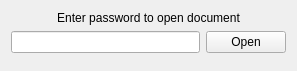
Qt form ProjPad/PasswordDialog.ui (sergrt/ProjPad) before a commit.
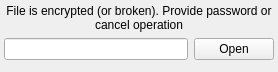
The same form after that commit.

What changed in the file:
```diff
--- a/ProjPad/PasswordDialog.ui
+++ b/ProjPad/PasswordDialog.ui
@@ -6,22 +6,40 @@
    <rect>
     <x>0</x>
     <y>0</y>
-    <width>297</width>
-    <height>71</height>
+    <width>278</width>
+    <height>72</height>
    </rect>
   </property>
   <property name="windowTitle">
    <string>PasswordDialog</string>
   </property>
   <layout class="QGridLayout" name="gridLayout">
+   <property name="leftMargin">
+    <number>4</number>
+   </property>
+   <property name="topMargin">
+    <number>4</number>
+   </property>
+   <property name="rightMargin">
+    <number>4</number>
+   </property>
+   <property name="bottomMargin">
+    <number>0</number>
+   </property>
    <item row="0" column="0" colspan="2">
     <widget class="QLabel" name="label">
      <property name="text">
-      <string>Enter password to open document</string>
+      <string>File is encrypted (or broken). Provide password or cancel operation</string>
      </property>
      <property name="alignment">
       <set>Qt::AlignCenter</set>
      </property>
+     <property name="wordWrap">
+      <bool>true</bool>
+     </property>
+     <property name="margin">
+      <number>4</number>
+     </property>
     </widget>
    </item>
    <item row="1" column="0">
```
Left out of the diff: 4 changed lines with no effect on the pictures.
